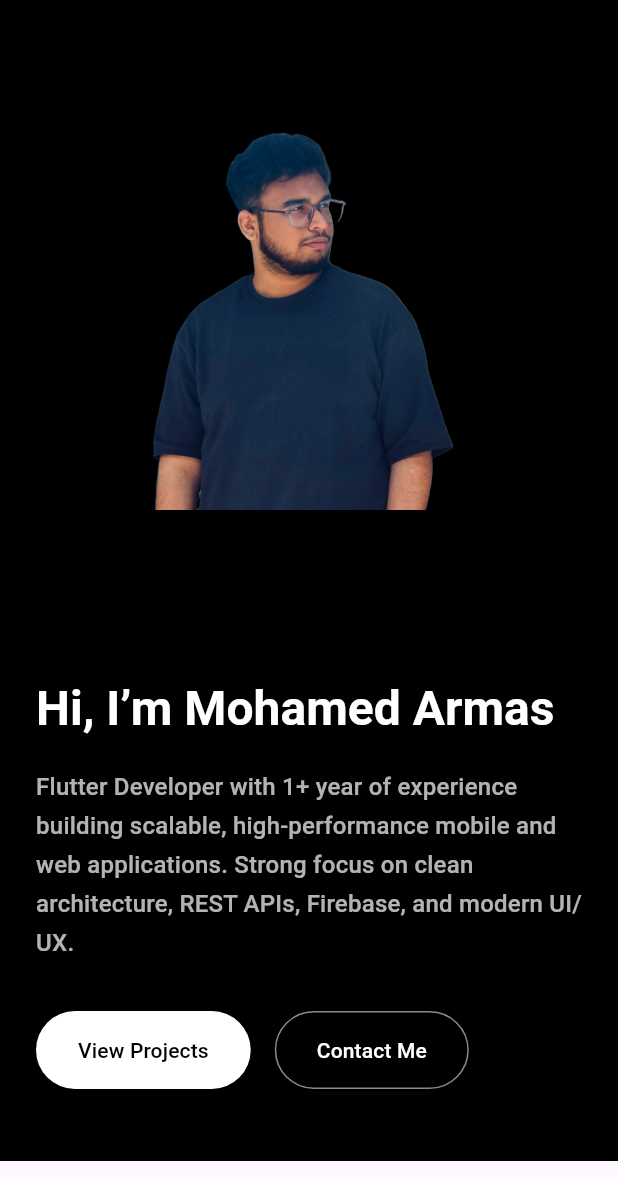
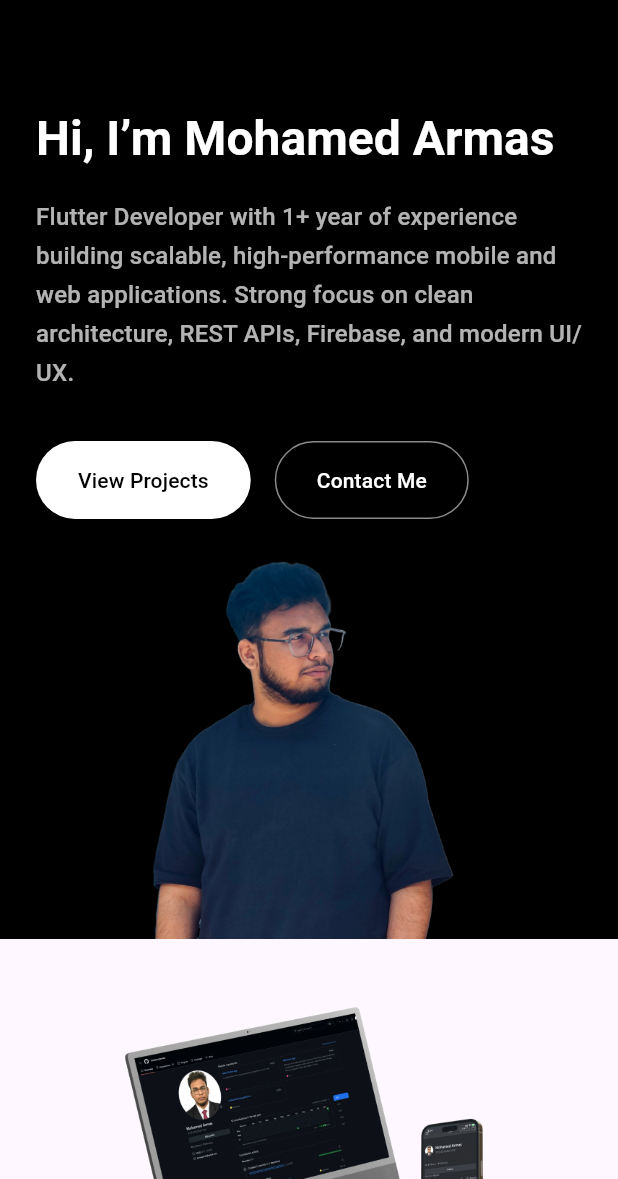
Before and after one commit to mohamedarmas/portfolio-source, a Flutter app: the screen it shows after launch, on a phone screen of 412 x 824 dp, the part 57-1236 px from its top. Run offline on Flutter 3.47's test engine with Material 3 defaults, Android fonts, the phone set to English and light mode, and no system bars; our stand-ins replace flutter_svg, fluttertoast, visibility_detector; Roboto replaces fonts that are missing (GoogleSans).

Commit message:
Image placements refactored for mobile

```diff
--- a/lib/pages/home_section.dart
+++ b/lib/pages/home_section.dart
@@ -19,10 +19,7 @@ class HomeSection extends StatelessWidget {
     return Container(
       width: double.infinity,
       color: Colors.black,
-      padding: EdgeInsets.symmetric(
-        vertical: isMobile ? 48 : 0,
-        horizontal: 24,
-      ),
+      padding: EdgeInsets.symmetric(vertical: isMobile ? 0 : 0, horizontal: 24),
       child: Center(
         child: ConstrainedBox(
           constraints: const BoxConstraints(maxWidth: 900),
@@ -86,15 +83,35 @@ class HomeSection extends StatelessWidget {
   }
 
   Widget _buildColumnLayout(BuildContext context) {
-    return Column(
-      crossAxisAlignment: CrossAxisAlignment.start,
+    const double imageSize = 260;
+    const double gap = 20; // precise gap between text and image
+
+    return Stack(
       children: [
-        Center(
-          // ✅ key fix
-          child: _buildImage(),
+        Column(
+          crossAxisAlignment: CrossAxisAlignment.start,
+          children: [
+            // top breathing space (controlled)
+            _buildTextContent(context),
+
+            // exact space needed for image + small gap
+            const SizedBox(height: imageSize + gap),
+          ],
         ),
-        const SizedBox(height: 32),
-        _buildTextContent(context),
+
+        Positioned(
+          bottom: 0,
+          left: 0,
+          right: 0,
+          child: Center(
+            child: Image.asset(
+              'assets/images/profile.png',
+              width: imageSize,
+              height: imageSize,
+              fit: BoxFit.contain,
+            ),
+          ),
+        ),
       ],
     );
   }
@@ -103,7 +120,7 @@ class HomeSection extends StatelessWidget {
     return Column(
       crossAxisAlignment: CrossAxisAlignment.start,
       children: [
-        const SizedBox(height: 80),
+        const SizedBox(height: 40),
         Text(
           'Hi, I’m Mohamed Armas',
           style: Theme.of(context).textTheme.headlineLarge?.copyWith(
```
